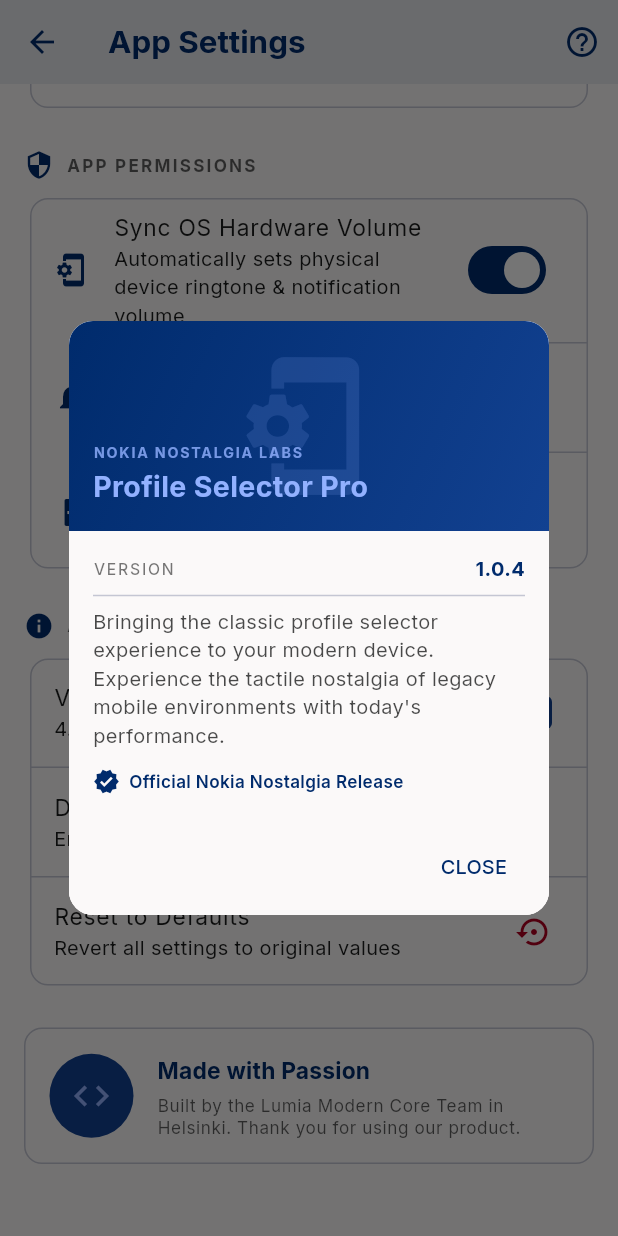
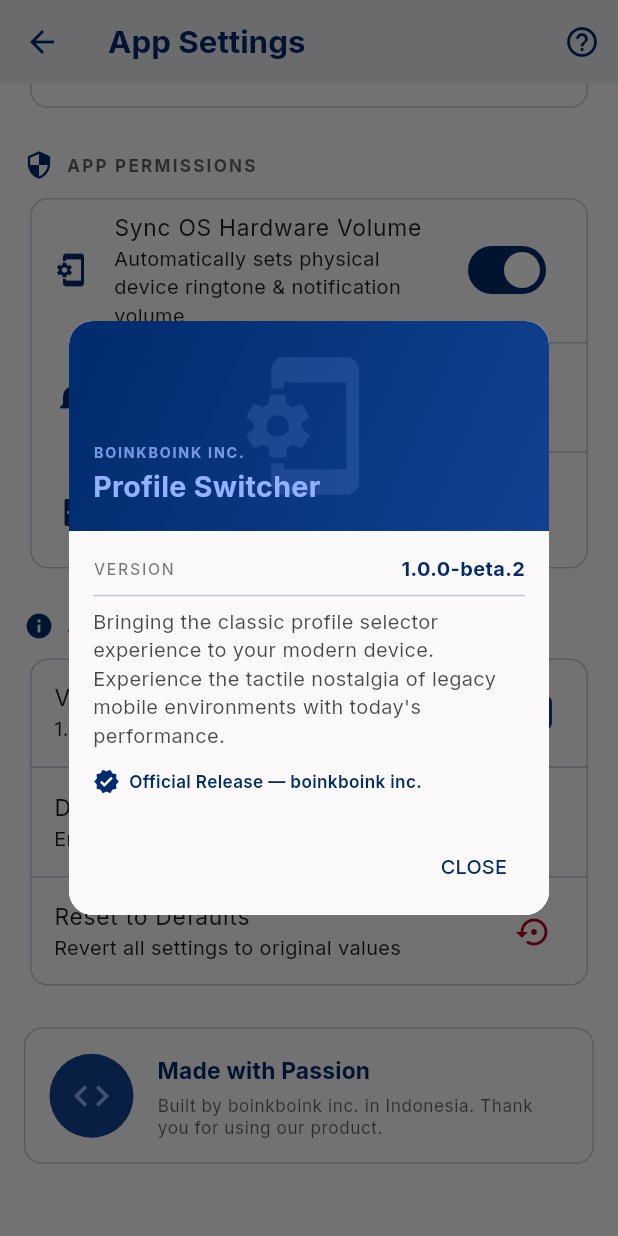
Before and after one commit to itho777/Profile-Switcher, a Flutter app: the AppSettingsScreen screen opened directly with empty values, scrolled down 311 dp, after a tap on "Developer Credits", on a phone screen of 412 x 824 dp. Run offline on Flutter 3.47's test engine with Material 3 defaults, Android fonts, the phone set to English and light mode, and no system bars; our stand-ins replace google_fonts, google_mobile_ads; missing offline and left inert: flutter_volume_controller; accounts and stored records are empty; network calls fail.

Commit message:
fix: pin explicit SDK/NDK versions, update About with boinkboink branding and v1.0.0-beta.2

```diff
--- a/lib/screens/about_dialog.dart
+++ b/lib/screens/about_dialog.dart
@@ -55,7 +55,7 @@
                       crossAxisAlignment: CrossAxisAlignment.start,
                       children: [
                         Text(
-                          'NOKIA NOSTALGIA LABS',
+                          'BOINKBOINK INC.',
                           style: TextStyle(
                             fontSize: 10,
                             letterSpacing: 1.2,
@@ -65,7 +65,7 @@
                         ),
                         const SizedBox(height: 2),
                         Text(
-                          'Profile Selector Pro',
+                          'Profile Switcher',
                           style: TextStyle(
                             fontSize: 20,
                             fontWeight: FontWeight.bold,
@@ -96,7 +96,7 @@
                         ),
                       ),
                       Text(
-                        '1.0.4',
+                        '1.0.0-beta.2',
                         style: TextStyle(
                           fontWeight: FontWeight.bold,
                           color: theme.colorScheme.primary,
@@ -118,7 +118,7 @@
                       Icon(Icons.verified, size: 18, color: theme.colorScheme.primary),
                       const SizedBox(width: 6),
                       Text(
-                        'Official Nokia Nostalgia Release',
+                        'Official Release — boinkboink inc.',
                         style: TextStyle(
                           fontSize: 12,
                           fontWeight: FontWeight.w600,
--- a/lib/screens/app_settings_screen.dart
+++ b/lib/screens/app_settings_screen.dart
@@ -179,7 +179,7 @@
                     children: [
                       ListTile(
                         title: const Text('Version'),
-                        subtitle: const Text('4.2.0-stable (Build 1204)'),
+                        subtitle: const Text('1.0.0-beta.2 (Build 2)'),
                         trailing: Container(
                           padding: const EdgeInsets.symmetric(horizontal: 8, vertical: 4),
                           decoration: BoxDecoration(
@@ -256,7 +256,7 @@
                             ),
                             const SizedBox(height: 4),
                             Text(
-                              'Built by the Lumia Modern Core Team in Helsinki. Thank you for using our product.',
+                              'Built by boinkboink inc. in Indonesia. Thank you for using our product.',
                               style: theme.textTheme.bodySmall?.copyWith(
                                 color: theme.colorScheme.onSurface.withValues(alpha: 0.7),
                               ),
--- a/lib/screens/profile_settings_screen.dart
+++ b/lib/screens/profile_settings_screen.dart
@@ -44,12 +44,6 @@
               onPressed: () => Navigator.pop(context),
             ),
             title: const Text('Profile Settings', style: TextStyle(fontWeight: FontWeight.bold)),
-            actions: [
-              IconButton(
-                icon: const Icon(Icons.settings),
-                onPressed: () {},
-              ),
-            ],
           ),
           body: SingleChildScrollView(
             child: Column(
```
Also changed, not shown: 2 other files.
